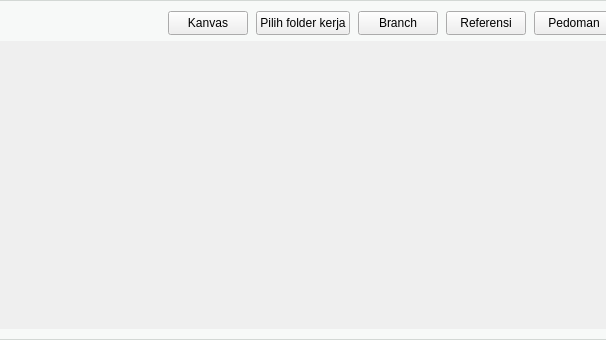
Old version of the form SwimlaneWidget.ui in the repository bondanocho123/lassomoir; both pictures show x 187 to 793 and y 0 to 340 of the 900 by 340 pixel window.
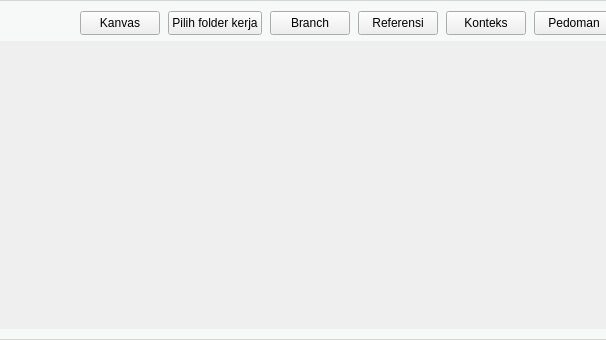
New version of the form. Custom widgets are drawn as their Qt base class.

Commit message: feat: konteks project (dokumen referensi) untuk semua task

```diff
--- a/SwimlaneWidget.ui
+++ b/SwimlaneWidget.ui
@@ -78,7 +78,7 @@
       <widget class="QPushButton" name="btnCanvas">
        <property name="minimumSize">
         <size>
-         <width>75</width>
+         <width>60</width>
          <height>24</height>
         </size>
        </property>
@@ -97,7 +97,7 @@
       <widget class="QPushButton" name="btnWorkingDir">
        <property name="minimumSize">
         <size>
-         <width>75</width>
+         <width>60</width>
          <height>24</height>
         </size>
        </property>
@@ -113,7 +113,7 @@
       <widget class="QPushButton" name="btnBranch">
        <property name="minimumSize">
         <size>
-         <width>75</width>
+         <width>60</width>
          <height>24</height>
         </size>
        </property>
@@ -129,7 +129,7 @@
       <widget class="QPushButton" name="btnReferenceDirs">
        <property name="minimumSize">
         <size>
-         <width>75</width>
+         <width>60</width>
          <height>24</height>
         </size>
        </property>
@@ -141,6 +141,22 @@
        </property>
       </widget>
      </item>
+     <item>
+      <widget class="QPushButton" name="btnContext">
+       <property name="minimumSize">
+        <size>
+         <width>60</width>
+         <height>24</height>
+        </size>
+       </property>
+       <property name="cursor">
+        <cursorShape>PointingHandCursor</cursorShape>
+       </property>
+       <property name="text">
+        <string>Konteks</string>
+       </property>
+      </widget>
+     </item>
      <item>
       <widget class="QPushButton" name="btnGuidelines">
        <property name="minimumSize">
```
Left out of the diff: 4 changed lines with no effect on the pictures. The commit also changes 17 other files.
